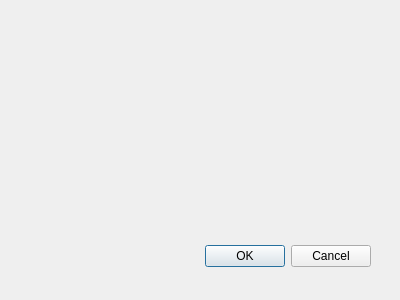
Before: the Qt Designer form aboutwindow.ui in emigdioz/TreeGP, drawn with Qt 5.
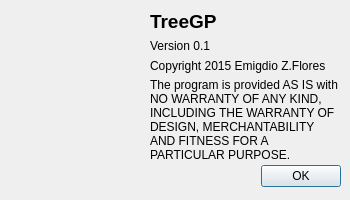
After: the same form once the commit is applied. Icons and pictures are not drawn.

Commit message: Changes on new image added plus about dialog

```diff
--- a/aboutwindow.ui
+++ b/aboutwindow.ui
@@ -8,19 +8,43 @@
    <rect>
     <x>0</x>
     <y>0</y>
-    <width>400</width>
-    <height>300</height>
+    <width>350</width>
+    <height>200</height>
    </rect>
   </property>
+  <property name="sizePolicy">
+   <sizepolicy hsizetype="Fixed" vsizetype="Fixed">
+    <horstretch>0</horstretch>
+    <verstretch>0</verstretch>
+   </sizepolicy>
+  </property>
+  <property name="minimumSize">
+   <size>
+    <width>350</width>
+    <height>200</height>
+   </size>
+  </property>
+  <property name="maximumSize">
+   <size>
+    <width>350</width>
+    <height>200</height>
+   </size>
+  </property>
   <property name="windowTitle">
-   <string>Dialog</string>
+   <string>About...</string>
+  </property>
+  <property name="sizeGripEnabled">
+   <bool>false</bool>
+  </property>
+  <property name="modal">
+   <bool>true</bool>
   </property>
   <widget class="QDialogButtonBox" name="buttonBox">
    <property name="geometry">
     <rect>
-     <x>30</x>
-     <y>240</y>
-     <width>341</width>
+     <x>140</x>
+     <y>160</y>
+     <width>201</width>
      <height>32</height>
     </rect>
    </property>
@@ -28,9 +52,75 @@
     <enum>Qt::Horizontal</enum>
    </property>
    <property name="standardButtons">
-    <set>QDialogButtonBox::Cancel|QDialogButtonBox::Ok</set>
+    <set>QDialogButtonBox::Ok</set>
    </property>
   </widget>
+  <widget class="QLabel" name="label">
+   <property name="geometry">
+    <rect>
+     <x>10</x>
+     <y>10</y>
+     <width>131</width>
+     <height>101</height>
+    </rect>
+   </property>
+   <property name="text">
+    <string/>
+   </property>
+   <property name="pixmap">
+    <pixmap resource="images.qrc">:/icons/icon_app_big</pixmap>
+   </property>
+  </widget>
+  <widget class="QWidget" name="verticalLayoutWidget">
+   <property name="geometry">
+    <rect>
+     <x>150</x>
+     <y>10</y>
+     <width>191</width>
+     <height>151</height>
+    </rect>
+   </property>
+   <layout class="QVBoxLayout" name="verticalLayout">
+    <item>
+     <widget class="QLabel" name="label_2">
+      <property name="font">
+       <font>
+        <pointsize>14</pointsize>
+        <weight>75</weight>
+        <bold>true</bold>
+       </font>
+      </property>
+      <property name="text">
+       <string>TreeGP</string>
+      </property>
+     </widget>
+    </item>
+    <item>
+     <widget class="QLabel" name="label_3">
+      <property name="text">
+       <string>Version 0.1</string>
+      </property>
+     </widget>
+    </item>
+    <item>
+     <widget class="QLabel" name="label_4">
+      <property name="text">
+       <string>Copyright 2015 Emigdio Z.Flores</string>
+      </property>
+     </widget>
+    </item>
+    <item>
+     <widget class="QLabel" name="label_5">
+      <property name="text">
+       <string>The program is provided AS IS with NO WARRANTY OF ANY KIND, INCLUDING THE WARRANTY OF DESIGN, MERCHANTABILITY AND FITNESS FOR A PARTICULAR PURPOSE.</string>
+      </property>
+      <property name="wordWrap">
+       <bool>true</bool>
+      </property>
+     </widget>
+    </item>
+   </layout>
+  </widget>
  </widget>
  <pixmapfunction/>
  <resources/>
```
Left out of the diff: 12 changed lines with no effect on the pictures. The commit also changes 4 other files.
